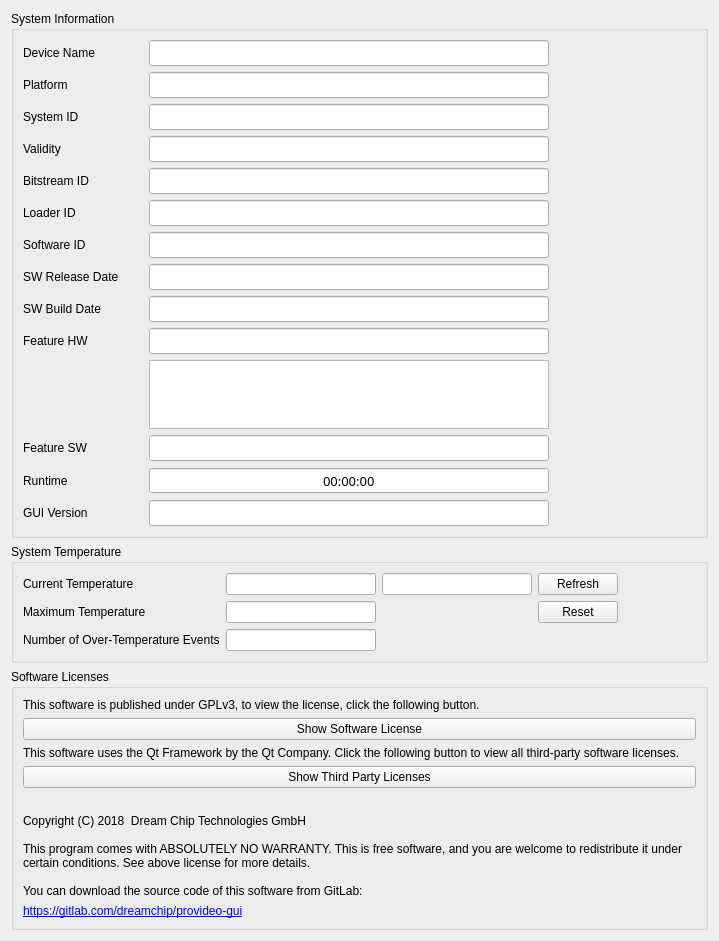
Above: dct_widgets/infobox/infobox.ui from KAYA-Instruments/SDI-Control-Point before the change. Below: the same form after it.
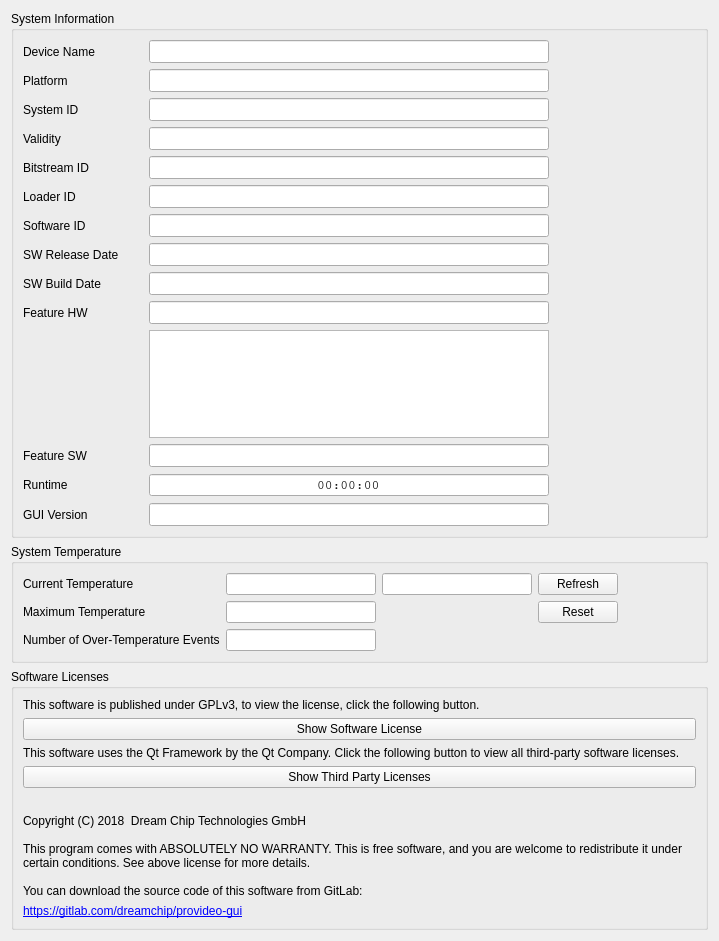
That is the form after the change.

Commit message:
Changed Courier 10 Pitch Font to standard Courier
- Courier 10 Pitch font is not displayed under windows, so standard
  Courier is used instead for the Debug Terminal and the info box

What changed in the file:
```diff
--- a/dct_widgets/infobox/infobox.ui
+++ b/dct_widgets/infobox/infobox.ui
@@ -42,7 +42,7 @@
         </property>
         <property name="font">
          <font>
-          <family>Courier 10 Pitch</family>
+          <family>Courier</family>
           <pointsize>10</pointsize>
          </font>
         </property>
@@ -118,7 +118,7 @@
         </property>
         <property name="font">
          <font>
-          <family>Courier 10 Pitch</family>
+          <family>Courier</family>
           <pointsize>10</pointsize>
           <weight>50</weight>
           <bold>false</bold>
@@ -148,7 +148,7 @@
         </property>
         <property name="font">
          <font>
-          <family>Courier 10 Pitch</family>
+          <family>Courier</family>
           <pointsize>10</pointsize>
           <weight>50</weight>
           <bold>false</bold>
@@ -213,7 +213,7 @@
         </property>
         <property name="font">
          <font>
-          <family>Courier 10 Pitch</family>
+          <family>Courier</family>
           <pointsize>10</pointsize>
           <weight>50</weight>
           <bold>false</bold>
@@ -268,7 +268,7 @@
         </property>
         <property name="font">
          <font>
-          <family>Courier 10 Pitch</family>
+          <family>Courier</family>
           <pointsize>10</pointsize>
           <weight>50</weight>
           <bold>false</bold>
@@ -333,7 +333,7 @@
         </property>
         <property name="font">
          <font>
-          <family>Courier 10 Pitch</family>
+          <family>Courier</family>
           <pointsize>10</pointsize>
           <weight>50</weight>
           <bold>false</bold>
@@ -385,7 +385,7 @@
         </property>
         <property name="font">
          <font>
-          <family>Courier 10 Pitch</family>
+          <family>Courier</family>
           <pointsize>10</pointsize>
           <weight>50</weight>
           <bold>false</bold>
@@ -418,7 +418,7 @@
         </property>
         <property name="font">
          <font>
-          <family>Courier 10 Pitch</family>
+          <family>Courier</family>
           <pointsize>10</pointsize>
           <weight>50</weight>
           <bold>false</bold>
@@ -451,7 +451,7 @@
         </property>
         <property name="font">
          <font>
-          <family>Courier 10 Pitch</family>
+          <family>Courier</family>
           <pointsize>10</pointsize>
           <weight>50</weight>
           <bold>false</bold>
@@ -487,7 +487,7 @@
         </property>
         <property name="font">
          <font>
-          <family>Courier 10 Pitch</family>
+          <family>Courier</family>
           <pointsize>10</pointsize>
          </font>
         </property>
@@ -518,7 +518,7 @@
         </property>
         <property name="font">
          <font>
-          <family>Courier 10 Pitch</family>
+          <family>Courier</family>
           <pointsize>10</pointsize>
           <weight>50</weight>
           <bold>false</bold>
@@ -570,7 +570,7 @@
         </property>
         <property name="font">
          <font>
-          <family>Courier 10 Pitch</family>
+          <family>Courier</family>
           <pointsize>10</pointsize>
           <weight>50</weight>
           <bold>false</bold>
@@ -610,7 +610,7 @@
         </property>
         <property name="font">
          <font>
-          <family>Courier 10 Pitch</family>
+          <family>Courier</family>
           <pointsize>10</pointsize>
           <weight>50</weight>
           <bold>false</bold>
@@ -694,7 +694,7 @@
         </property>
         <property name="font">
          <font>
-          <family>Courier 10 Pitch</family>
+          <family>Courier</family>
           <pointsize>10</pointsize>
          </font>
         </property>
```
The commit also changes 1 other file.
